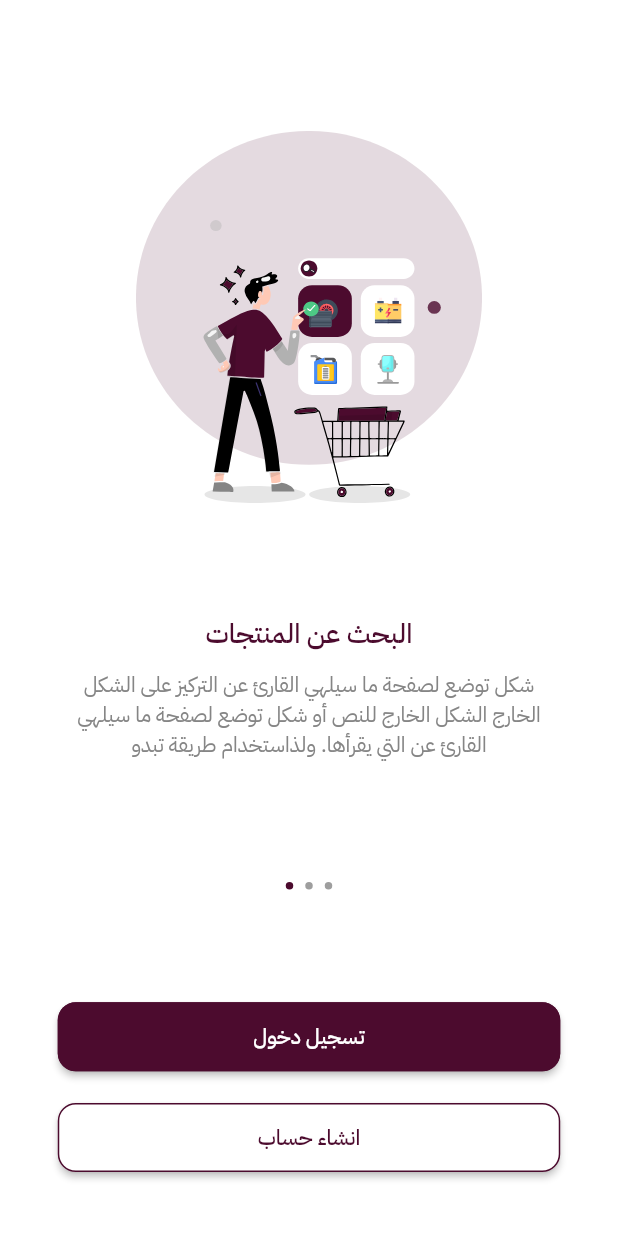
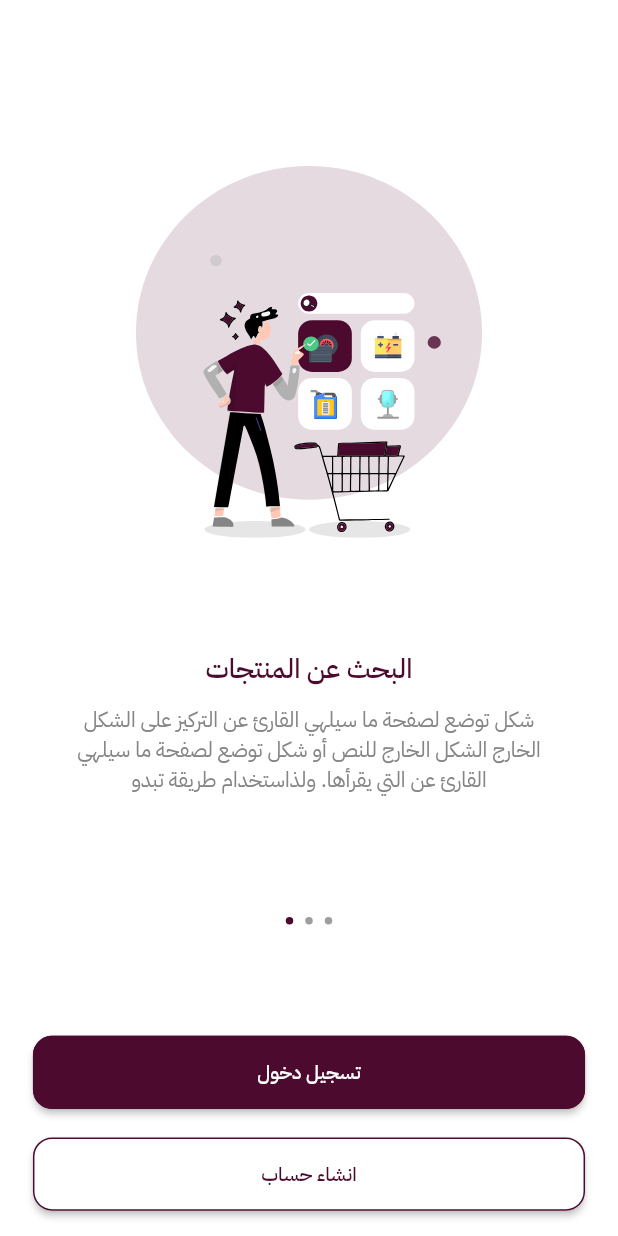
Before and after one commit to DoniaMustafa/caro_user, a Flutter app: the screen it shows after launch, on a phone screen of 412 x 824 dp. Run offline on Flutter 3.47's test engine with Material 3 defaults, Android fonts, the phone set to English and light mode, and no system bars; drawn by our look-alikes of smooth_page_indicator; our stand-ins replace cached_network_image, flutter_svg.

Commit message:
adding extension#2

```diff
--- a/lib/features/onboarding/presentation/pages/onboarding_page.dart
+++ b/lib/features/onboarding/presentation/pages/onboarding_page.dart
@@ -13,17 +13,15 @@ import '../widget/page_indicator.dart';
 
 class OnboardingPage extends StatelessWidget {
   const OnboardingPage({super.key});
-
   @override
   Widget build(BuildContext context) {
     PageController pageController = PageController();
-
     return Scaffold(
       backgroundColor: Colors.white,
       body: Center(
         child: Column(
           children: [
-            50.vs,
+            72.vs,
             OnBoardingView(pageController: pageController),
             45.vs,
             PageIndicator(pageController: pageController),
--- a/lib/features/onboarding/presentation/widget/onboarding_button.dart
+++ b/lib/features/onboarding/presentation/widget/onboarding_button.dart
@@ -1,4 +1,4 @@
-
+import 'package:caro_user_app/core/extension.dart';
 import 'package:flutter/material.dart';
 
 import '../../../../core/utils/app_colors.dart';
@@ -18,17 +18,17 @@ class OnBoardingButton extends StatelessWidget {
   @override
   Widget build(BuildContext context) {
     return MaterialButton(
-      minWidth: 335,
-      height: 46,
+      minWidth: 335.w,
+      height: 46.h,
       shape: RoundedRectangleBorder(
-        borderRadius: BorderRadius.circular(12),
+        borderRadius: BorderRadius.circular(12.r),
         side: const BorderSide(color: AppColors.primaryColor, width: 1),
       ),
       color: backgroundColor,
       onPressed: () {},
       child: CustomTextWidget(
         text: text,
-        style: getMediumTextStyle(color: textColor),
+        style: getMediumTextStyle(color: textColor, fontSize: 13),
       ),
     );
   }
--- a/lib/features/onboarding/presentation/widget/onboarding_view.dart
+++ b/lib/features/onboarding/presentation/widget/onboarding_view.dart
@@ -1,4 +1,5 @@
 import 'package:caro_user_app/core/extension.dart';
+import 'package:caro_user_app/core/utils/size_utils.dart';
 import 'package:flutter/material.dart';
 
 import '../../../../core/utils/app_colors.dart';
@@ -42,7 +43,7 @@ class OnBoardingView extends StatelessWidget {
                 ),
                 10.vs,
                 Padding(
-                  padding: EdgeInsets.symmetric(horizontal: 40.w),
+                  padding: getMarginOrPadding(horizontal: 40),
                   child: CustomTextWidget(
                     text:
                         "شكل توضع لصفحة ما سيلهي القارئ عن التركيز على الشكل الخارج الشكل الخارج للنص أو شكل توضع لصفحة ما سيلهي القارئ عن التي يقرأها. ولذاستخدام طريقة تبدو",
--- a/lib/main.dart
+++ b/lib/main.dart
@@ -17,7 +17,7 @@ class MyApp extends StatelessWidget {
       title: 'Flutter Demo',
       // theme: ,
       debugShowCheckedModeBanner: false,
-      home:  OnboardingPage(),
+      home: OnboardingPage(),
     );
   }
 }
```
